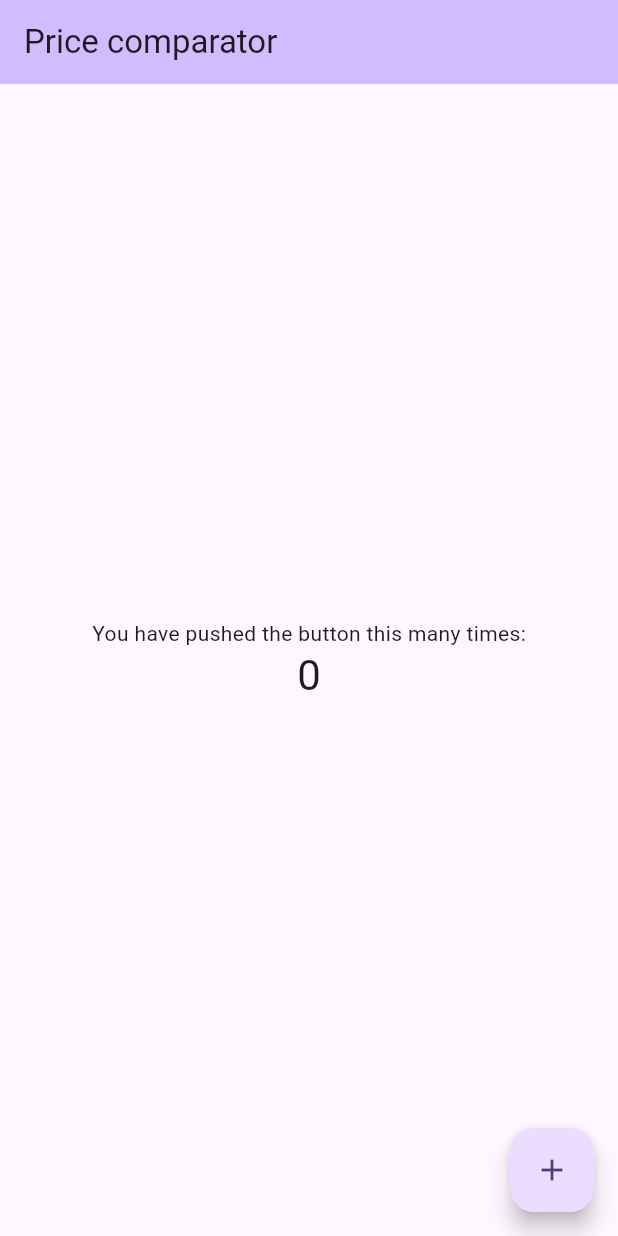
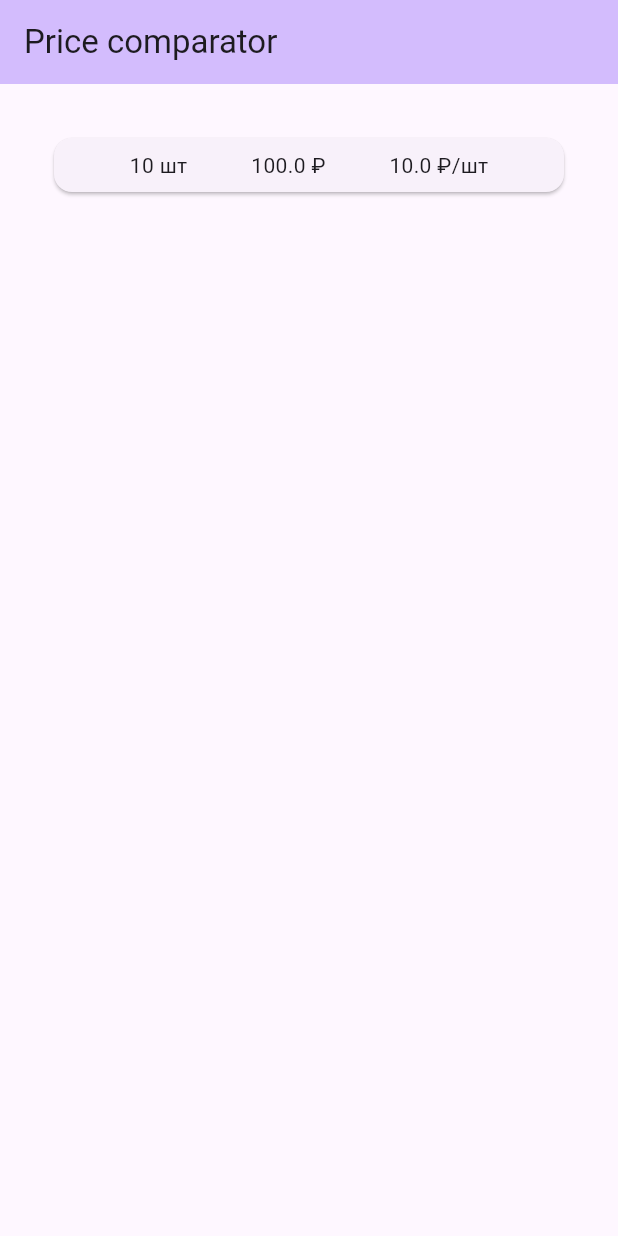
Before and after one commit to JorikFat/PriceComparator, a Flutter app: the screen it shows after launch, on a phone screen of 412 x 824 dp. Run offline on Flutter 3.47's test engine with Material 3 defaults, Android fonts, the phone set to English and light mode, and no system bars.

Commit message:
show prices

```diff
--- a/lib/main.dart
+++ b/lib/main.dart
@@ -1,5 +1,6 @@
 import 'package:flutter/material.dart';
 import 'package:price_comparator/core.dart';
+import 'package:price_comparator/prices/prices_screen.dart';
 
 void main() {
   runApp(const MyApp());
@@ -16,55 +17,7 @@
         colorScheme: ColorScheme.fromSeed(seedColor: Colors.deepPurple),
         useMaterial3: true,
       ),
-      home: const MyHomePage(title: 'Flutter Demo Home Page'),
+      home: const PricesScreen(),
     );
   }
 }
-
-class MyHomePage extends StatefulWidget {
-  const MyHomePage({super.key, required this.title});
-
-  final String title;
-
-  @override
-  State<MyHomePage> createState() => _MyHomePageState();
-}
-
-class _MyHomePageState extends State<MyHomePage> {
-  int _counter = 0;
-
-  void _incrementCounter() {
-    setState(() {
-      _counter++;
-    });
-  }
-
-  @override
-  Widget build(BuildContext context) {
-    return Scaffold(
-      appBar: AppBar(
-        backgroundColor: Theme.of(context).colorScheme.inversePrimary,
-        title: const Text(APP_NAME),
-      ),
-      body: Center(
-        child: Column(
-          mainAxisAlignment: MainAxisAlignment.center,
-          children: <Widget>[
-            const Text(
-              'You have pushed the button this many times:',
-            ),
-            Text(
-              '$_counter',
-              style: Theme.of(context).textTheme.headlineMedium,
-            ),
-          ],
-        ),
-      ),
-      floatingActionButton: FloatingActionButton(
-        onPressed: _incrementCounter,
-        tooltip: 'Increment',
-        child: const Icon(Icons.add),
-      ),
-    );
-  }
-}
--- /dev/null
+++ b/lib/prices/price.dart
@@ -0,0 +1,7 @@
+class Price {
+  final int id;
+  final double price;
+  final int count;
+
+  Price(this.id, this.price, this.count);
+}
--- /dev/null
+++ b/lib/prices/price_viewmodel.dart
@@ -0,0 +1,14 @@
+import 'package:price_comparator/prices/price.dart';
+
+class PriceViewModel {
+  final int id;
+  final double price;
+  final int count;
+  final double itemPrice;
+
+  PriceViewModel(Price price)
+      : id = price.id,
+        price = price.price,
+        count = price.count,
+        itemPrice = price.price / price.count;
+}
--- /dev/null
+++ b/lib/prices/prices_layout.dart
@@ -0,0 +1,47 @@
+import 'package:flutter/material.dart';
+import 'package:price_comparator/core.dart';
+import 'package:price_comparator/prices/price.dart';
+import 'package:price_comparator/prices/price_viewmodel.dart';
+
+class PricesLayout extends StatelessWidget {
+  const PricesLayout({super.key});
+
+  @override
+  Widget build(BuildContext context) {
+    return Scaffold(
+      appBar: AppBar(
+        title: const Text(APP_NAME),
+        backgroundColor: Theme.of(context).colorScheme.inversePrimary,
+      ),
+      body: Padding(
+        padding: const EdgeInsets.all(32),
+        child: PriceWidget(
+          PriceViewModel(Price(1, 100, 10)),
+        ),
+      ),
+    );
+  }
+}
+
+class PriceWidget extends StatelessWidget {
+  final PriceViewModel price;
+
+  PriceWidget(this.price) : super(key: ValueKey(price.id));
+
+  @override
+  Widget build(BuildContext context) {
+    return Card(
+      child: Padding(
+        padding: const EdgeInsets.all(8),
+        child: Row(
+          mainAxisAlignment: MainAxisAlignment.spaceEvenly,
+          children: [
+            Text('${price.count} шт'),
+            Text('${price.price} ₽'),
+            Text('${price.itemPrice} ₽/шт'),
+          ],
+        ),
+      ),
+    );
+  }
+}
--- /dev/null
+++ b/lib/prices/prices_screen.dart
@@ -0,0 +1,16 @@
+import 'package:flutter/material.dart';
+import 'package:price_comparator/prices/prices_layout.dart';
+
+class PricesScreen extends StatefulWidget {
+  const PricesScreen({super.key});
+
+  @override
+  State<StatefulWidget> createState() => _State();
+}
+
+class _State extends State<PricesScreen> {
+  @override
+  Widget build(BuildContext context) {
+    return const PricesLayout();
+  }
+}
--- a/pubspec.yaml
+++ b/pubspec.yaml
@@ -1,7 +1,7 @@
 name: price_comparator
 description: "Compare prices similar products"
 publish_to: 'none' # Remove this line if you wish to publish to pub.dev
-version: 0.0.0+1
+version: 0.0.1+1
 
 environment:
   sdk: '>=3.2.4 <4.0.0'
```
